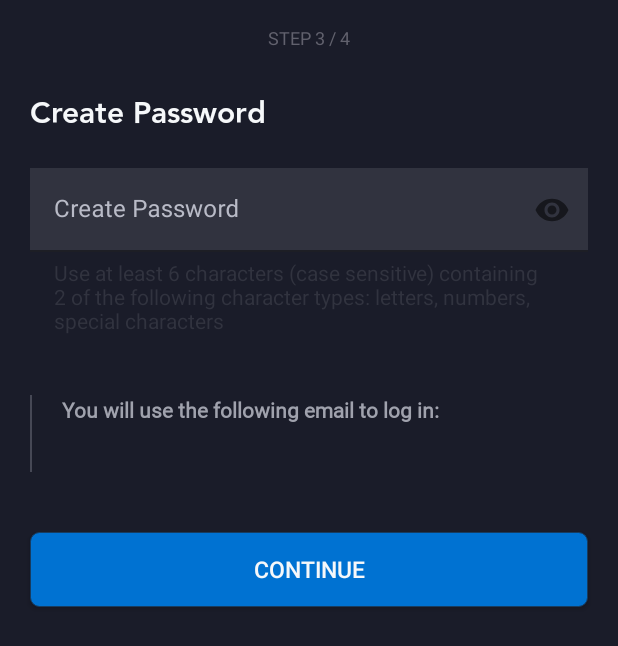
After one commit to metehanbolatt/DisneyPlusCloneKekod, an Android app: the fragment CreatePasswordFragment placed in its activity, on a phone screen of 412 x 824 dp. The commit adds this screen. Shown: the top 646 px of the screen. Run offline under Robolectric (Android 15) with nearby library versions, the phone set to English and light mode, and no system bars; 2 statements that could not run were skipped.

Commit message:
created CreatePasswordFragment and xml part edited

```diff
--- /dev/null
+++ b/app/src/main/java/com/juniorkekod/disneyplusclonekekod/presentation/register/CreatePasswordFragment.kt
@@ -0,0 +1,39 @@
+package com.juniorkekod.disneyplusclonekekod.presentation.register
+
+import android.os.Bundle
+import android.view.LayoutInflater
+import android.view.View
+import android.view.ViewGroup
+import androidx.fragment.app.Fragment
+import androidx.navigation.fragment.navArgs
+import com.juniorkekod.disneyplusclonekekod.databinding.FragmentCreatePasswordBinding
+
+class CreatePasswordFragment : Fragment() {
+
+    private var _binding: FragmentCreatePasswordBinding? = null
+    private val binding get() = _binding!!
+    private val args by navArgs<CreatePasswordFragmentArgs>()
+
+
+    override fun onCreateView(
+        inflater: LayoutInflater, container: ViewGroup?,
+        savedInstanceState: Bundle?
+    ): View {
+        _binding = FragmentCreatePasswordBinding.inflate(inflater, container, false)
+        return binding.root
+    }
+
+    override fun onViewCreated(view: View, savedInstanceState: Bundle?) {
+        super.onViewCreated(view, savedInstanceState)
+        setEmailAddress()
+    }
+
+    private fun setEmailAddress() {
+        binding.emailAddress.text = args.emailAddress
+    }
+
+    override fun onDestroyView() {
+        super.onDestroyView()
+        _binding = null
+    }
+}
--- /dev/null
+++ b/app/src/main/res/drawable/button_background.xml
@@ -0,0 +1,8 @@
+<?xml version="1.0" encoding="utf-8"?>
+<shape xmlns:android="http://schemas.android.com/apk/res/android">
+
+    <corners android:radius="6dp"/>
+    <solid android:color="@color/button_color"/>
+    <stroke android:color="#173C60" android:width="0.3dp"/>
+
+</shape>
--- a/app/src/main/res/drawable/scrool_background.xml
+++ b/app/src/main/res/drawable/scrool_background.xml
@@ -1,10 +1,11 @@
 <?xml version="1.0" encoding="utf-8"?>
 <shape xmlns:android="http://schemas.android.com/apk/res/android">
+
     <gradient
-        android:startColor="#000000"
+        android:type="linear"
+        android:startColor="@color/background_color"
         android:endColor="@android:color/transparent"
         android:angle="90">
-
     </gradient>
 
 </shape>
--- /dev/null
+++ b/app/src/main/res/layout/fragment_create_password.xml
@@ -0,0 +1,136 @@
+<?xml version="1.0" encoding="utf-8"?>
+<androidx.constraintlayout.widget.ConstraintLayout
+    xmlns:android="http://schemas.android.com/apk/res/android"
+    xmlns:app="http://schemas.android.com/apk/res-auto"
+    xmlns:tools="http://schemas.android.com/tools"
+    android:id="@+id/frameLayout"
+    android:layout_width="match_parent"
+    android:layout_height="match_parent"
+    android:background="@color/background_color"
+    tools:context=".presentation.register.CreatePasswordFragment">
+
+    <androidx.appcompat.widget.Toolbar
+        android:id="@+id/step_layout"
+        android:layout_width="match_parent"
+        android:layout_height="50dp"
+        app:layout_constraintEnd_toEndOf="parent"
+        app:layout_constraintStart_toStartOf="parent"
+        app:layout_constraintTop_toTopOf="parent">
+
+        <androidx.appcompat.widget.AppCompatTextView
+            android:id="@+id/stepThirdText"
+            android:layout_width="wrap_content"
+            android:layout_height="wrap_content"
+            android:layout_gravity="center"
+            android:text="@string/stepThree"
+            android:textColor="@color/step_text"
+            android:textSize="12sp"
+            tools:layout_editor_absoluteX="177dp"
+            tools:layout_editor_absoluteY="17dp" />
+
+    </androidx.appcompat.widget.Toolbar>
+
+    <androidx.appcompat.widget.AppCompatTextView
+        android:id="@+id/passwordTextView"
+        android:layout_width="match_parent"
+        android:layout_height="wrap_content"
+        android:layout_marginHorizontal="20dp"
+        app:layout_constraintTop_toBottomOf="@id/step_layout"
+        app:layout_constraintStart_toStartOf="parent"
+        app:layout_constraintEnd_toEndOf="parent"
+        android:layout_marginVertical="10dp"
+        android:fontFamily="@font/avenir_heavy"
+        android:textSize="@dimen/password_text_size"
+        android:textColor="@color/email_text"
+        android:text="@string/create_password" />
+
+    <com.google.android.material.textfield.TextInputLayout
+        android:id="@+id/password_edittext"
+        style="@style/EditTextLayout"
+        android:layout_width="match_parent"
+        android:layout_height="wrap_content"
+        android:layout_marginHorizontal="20dp"
+        android:layout_marginTop="20dp"
+        android:hint="@string/create_password"
+        app:helperText="@string/help_text"
+        app:helperTextEnabled="true"
+        app:helperTextTextAppearance="@style/Widget.Material3.TextInputEditText.OutlinedBox"
+        app:endIconMode="password_toggle"
+        app:helperTextTextColor="@color/edittext_color"
+        app:hintTextColor="@color/hint_text_color"
+        app:layout_constraintEnd_toEndOf="parent"
+        app:layout_constraintStart_toStartOf="parent"
+        app:layout_constraintTop_toBottomOf="@id/passwordTextView">
+
+        <com.google.android.material.textfield.TextInputEditText
+            android:id="@+id/createPasswordEdittext"
+            android:layout_width="match_parent"
+            android:layout_height="wrap_content"
+            android:textColor="@color/information_color"
+            android:textCursorDrawable="@color/email_text"
+            android:inputType="textPassword"
+            android:background="@color/edittext_color" />
+    </com.google.android.material.textfield.TextInputLayout>
+
+    <LinearLayout
+        android:id="@+id/emailLayout"
+        android:layout_width="match_parent"
+        android:layout_height="wrap_content"
+        android:layout_marginHorizontal="20dp"
+        android:layout_marginTop="40dp"
+        android:orientation="horizontal"
+        app:layout_constraintEnd_toEndOf="parent"
+        app:layout_constraintStart_toStartOf="parent"
+        app:layout_constraintTop_toBottomOf="@id/password_edittext">
+
+        <View
+            android:id="@+id/lineView"
+            android:layout_width="1dp"
+            android:layout_height="match_parent"
+            android:layout_marginEnd="20dp"
+            android:background="@color/line_color" />
+
+        <androidx.appcompat.widget.LinearLayoutCompat
+            android:layout_width="match_parent"
+            android:layout_height="wrap_content"
+            android:orientation="vertical">
+
+            <androidx.appcompat.widget.AppCompatTextView
+                android:id="@+id/infoSignText"
+                android:layout_width="match_parent"
+                android:layout_height="wrap_content"
+                android:layout_marginBottom="10dp"
+                android:fontFamily="@font/avenir_roman"
+                android:text="@string/for_sign_text"
+                android:textColor="@color/for_sign_color"
+                android:textSize="@dimen/advice_text_size"
+                android:textStyle="bold" />
+
+            <androidx.appcompat.widget.AppCompatTextView
+                android:id="@+id/email_address"
+                android:layout_width="match_parent"
+                android:layout_height="wrap_content"
+                android:fontFamily="@font/avenir_roman"
+                tools:text="@string/example_email"
+                android:textColor="@color/email_text"
+                android:textSize="@dimen/email_text_size" />
+
+        </androidx.appcompat.widget.LinearLayoutCompat>
+
+    </LinearLayout>
+
+    <androidx.appcompat.widget.AppCompatButton
+        android:id="@+id/continuePasword"
+        android:layout_width="match_parent"
+        android:layout_height="50dp"
+        android:layout_marginHorizontal="20dp"
+        android:layout_marginTop="40dp"
+        android:background="@drawable/button_background"
+        android:text="@string/continue_button"
+        android:textColor="@color/email_text"
+        android:textSize="@dimen/button_text_size"
+        app:layout_constraintEnd_toEndOf="parent"
+        app:layout_constraintStart_toStartOf="parent"
+        app:layout_constraintTop_toBottomOf="@id/emailLayout" />
+
+</androidx.constraintlayout.widget.ConstraintLayout>
--- a/app/src/main/res/navigation/login_nav_graph.xml
+++ b/app/src/main/res/navigation/login_nav_graph.xml
@@ -3,7 +3,7 @@
     xmlns:app="http://schemas.android.com/apk/res-auto"
     xmlns:tools="http://schemas.android.com/tools"
     android:id="@+id/login_nav_graph"
-    app:startDestination="@id/registerFragment">
+    app:startDestination="@id/splashFragment">
 
     <fragment
         android:id="@+id/splashFragment"
@@ -19,14 +19,38 @@
         android:id="@+id/registerFragment"
         android:name="com.juniorkekod.disneyplusclonekekod.presentation.register.RegisterFragment"
         android:label="fragment_register"
-        tools:layout="@layout/fragment_register" >
+        tools:layout="@layout/fragment_register">
         <action
-            android:id="@+id/action_registerFragment_to_membershipFragment"
+            android:id="@+id/home_to_memberShipFragment"
             app:destination="@id/membershipFragment" />
     </fragment>
     <fragment
         android:id="@+id/membershipFragment"
         android:name="com.juniorkekod.disneyplusclonekekod.presentation.register.MembershipFragment"
         android:label="fragment_membership"
-        tools:layout="@layout/fragment_membership" />
+        tools:layout="@layout/fragment_membership">
+        <action
+            android:id="@+id/membership_to_createPasswordFragment"
+            app:destination="@+id/createPasswordFragment" />
+        <argument
+            android:name="email_address"
+            app:argType="string"
+            app:nullable="true" />
+        <argument
+            android:name="isSelectedCheckbox"
+            app:argType="boolean" />
+    </fragment>
+    <fragment
+        android:id="@+id/createPasswordFragment"
+        android:name="com.juniorkekod.disneyplusclonekekod.presentation.register.CreatePasswordFragment"
+        android:label="fragment_create_password"
+        tools:layout="@layout/fragment_create_password" >
+        <argument
+            android:name="email_address"
+            app:argType="string"
+            app:nullable="true"/>
+        <argument
+            android:name="isSelectedCheckBox"
+            app:argType="boolean" />
+    </fragment>
 </navigation>
--- a/app/src/main/res/values/colors.xml
+++ b/app/src/main/res/values/colors.xml
@@ -16,5 +16,12 @@
     <color name="accept_text_color">#A7A7B3</color>
     <color name="line_color">#464855</color>
     <color name="button_color">#0072D2</color>
+    <color name="allow_info_color">#A1A2AB</color>
     <color name="link_color">#3E91CD</color>
+    <color name="for_sign_color">#A0A2AD</color>
+    <color name="checkbox_color">#6E7482</color>
+    <color name="checkbox_text_color">#0072D2</color>
+    <color name="hint_text_color">#AAAAB6</color>
+    <color name="back_button_color">#F8F8F8</color>
+    <color name="warning_color">#AF413F</color>
 </resources>
--- a/app/src/main/res/values/dimens.xml
+++ b/app/src/main/res/values/dimens.xml
@@ -8,4 +8,8 @@
     <dimen name="allow_info_space">20dp</dimen>
     <dimen name="explain_space">10dp</dimen>
     <dimen name="memmbership_text">20sp</dimen>
+    <dimen name="button_text_size">15sp</dimen>
+    <dimen name="email_text_size">16sp</dimen>
+    <dimen name="advice_text_size">14sp</dimen>
+    <dimen name="password_text_size">20sp</dimen>
 </resources>
--- a/app/src/main/res/values/strings.xml
+++ b/app/src/main/res/values/strings.xml
@@ -1,8 +1,8 @@
 <resources>
     <string name="app_name">DisneyPlusCloneKekod</string>
     <string name="hello_blank_fragment">Hello blank fragment</string>
-    <string name="stepOne">STEP 1 /4</string>
-    <string name="stepTwo">STEP 2 /4</string>
+    <string name="stepOne">STEP 1 / 4</string>
+    <string name="stepTwo">STEP 2 / 4</string>
     <string name="email_adress">Email Address</string>
     <string name="please_email_address">Please entry e-mail address</string>
     <string name="allow_information_text">Yes! I would like to receive special offers and updates of products related to Disney+ and other products and services of the Walt Disney Group of Companies via email</string>
@@ -13,5 +13,12 @@
     <string name="membership_writing">Disney+ Membership Agreement\n\nTurkiye\n\nLast Update: 1 May 2022\n\nDISNEY DTC EM LIMITED ("Disney+", "we", "we", "our") gives you great pleasure from participating in the Disney+ Service. "The Disney+ Service includes the Disney+ website, its business, related content and services are comprehensive.\n\nPLEASE READ THIS MEMBERSHIP AGREEMENT ("DISNEY+ MEMBERSHIP AGREEMENT OR "AGREEMENT") CAREFULLY BEFORE USING THE DISNEY+ SERVICE.THIS AGREEMENT SHALL APPLY ONLY FOR YOUR USE OF THE DISNEY+ SERVICE. YOUR USE OF OTHER DISNEY SERVICES AVAILABLE AFTER CREATE A DISNEY+Account SUBJECT TO THE WALT DISNEY COMPANY TERMS OF USE AT WWW.DISNEYTERMSOFUSE.COM\n\nWhen you click "Continue" during the Disney+ registration process or use a different industry standard mechanism, you have accepted the Disney+ Membership Agreement and are not authorized to use any of the Disney+ Service. By using any element of the Disney+ Service, you are confirming your agreement. If you do not accept the Disney+ Membership Agreement, you may not use the Disney+ Service. You must comply with and agree to abide by our reasonable instructions and terms regarding your use of the Disney+ Service and Disney+ Content. We may make changes to this Agreement, including the pricing of the Disney+ Service. important changes,It will be effective at least thirty (30) days after we give you notice (and we may also share details of changes made to the Disney+ Service).</string>
     <string name="accept_and_continue">ACCEPT AND CONTINUE</string>
     <string name="accept_membership_text">By clicking "Accept and Continue", you agree to the Membership Agreement.</string>
+    <string name="stepThree">STEP 3 / 4</string>
+    <string name="help_text">Use at least 6 characters (case sensitive) containing 2 of the following character types: letters, numbers, special characters</string>
+    <string name="for_sign_text">You will use the following email to log in:</string>
+    <string name="example_email">user_email@hotmail.com</string>
+    <string name="create_password">Create Password</string>
+    <string name="warning_space_line">Please fill in the blank</string>
+    <string name="valid_email_address">Enter valid e-mail address</string>
 
 </resources>
--- a/app/src/main/res/values/themes.xml
+++ b/app/src/main/res/values/themes.xml
@@ -1,4 +1,4 @@
-<resources xmlns:tools="http://schemas.android.com/tools">
+<resources>
     <!-- Base application theme. -->
     <style name="Theme.DisneyPlusCloneKekod" parent="Theme.MaterialComponents.DayNight.NoActionBar">
         <!-- Primary brand color. -->
@@ -13,4 +13,11 @@
         <item name="android:statusBarColor">?attr/colorPrimaryVariant</item>
         <!-- Customize your theme here. -->
     </style>
+
+    <style name="EditTextLayout" parent="@style/Widget.MaterialComponents.TextInputLayout.FilledBox">
+        <item name="background">@color/step_text</item>
+        <item name="boxStrokeColor">@color/checkbox_color</item>
+        <item name="android:textColorHint">@color/information_color</item>
+        <item name="hintTextColor">@color/email_text</item>
+    </style>
 </resources>
```
Also changed, not shown: app/src/main/java/com/juniorkekod/disneyplusclonekekod/presentation/register/MembershipFragment.kt (+31 -5 lines), app/src/main/java/com/juniorkekod/disneyplusclonekekod/presentation/register/RegisterFragment.kt (+24 -2 lines), app/src/main/res/layout/fragment_membership.xml (+20 -8 lines), app/src/main/res/layout/fragment_register.xml (+19 -12 lines), 1 other file.
